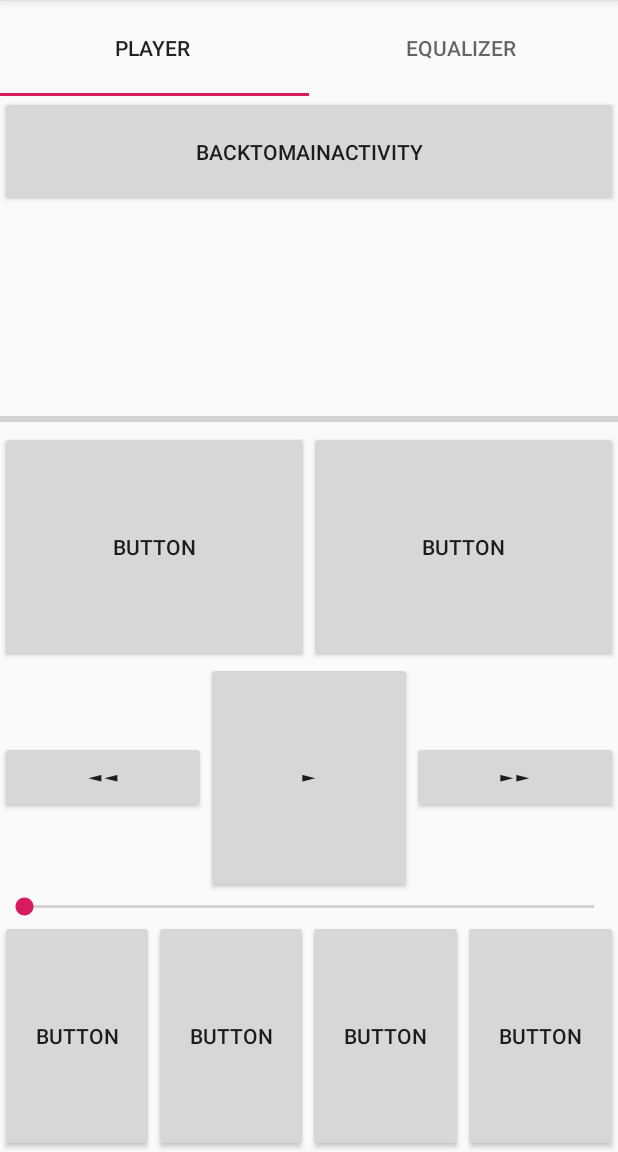
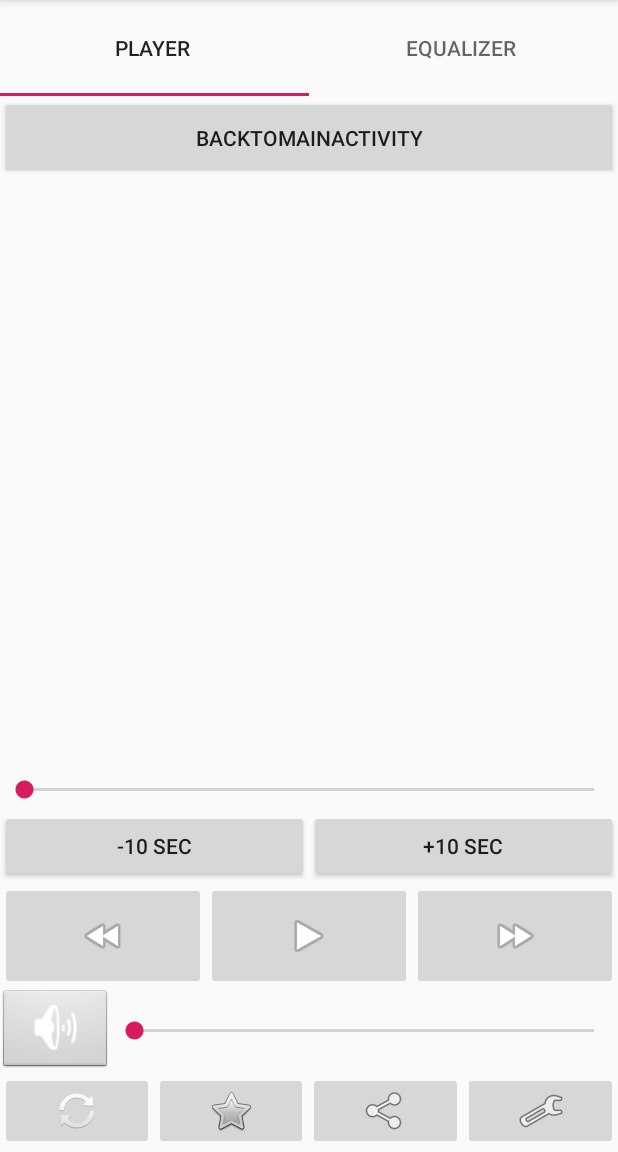
Before and after one commit to JackKetch1686/Suck, an Android app: the FragmentPlayer screen opened directly, with no data from a screen before it, on a phone screen of 412 x 824 dp, the part 84-1236 px from its top. Run offline under Robolectric (Android 15) with nearby library versions, the phone set to English and light mode, and no system bars; 1 statement that could not run was skipped.

Commit message:
better player with view buttons

```diff
--- a/app/src/main/res/layout/fragment_fragment_player.xml
+++ b/app/src/main/res/layout/fragment_fragment_player.xml
@@ -16,74 +16,83 @@
                     android:text="backToMainActivity"
                     android:layout_width="match_parent"
                     android:layout_height="wrap_content" android:id="@+id/backToMainActivity"
-                    android:layout_weight="0.2"/>
+                    android:layout_weight="1"/>
             <ImageView
                     android:layout_width="match_parent"
                     android:layout_height="wrap_content" tools:src="@tools:sample/avatars[12]"
                     android:id="@+id/imageView"
-                    android:layout_weight="1"/>
+                    android:layout_weight="50"/>
         </LinearLayout>
         <LinearLayout
                 android:layout_width="match_parent"
-                android:layout_height="wrap_content" android:layout_weight="1" android:orientation="vertical">
-            <ProgressBar
-                    style="?android:attr/progressBarStyleHorizontal"
+                android:layout_height="wrap_content" android:layout_weight="0.05" android:orientation="vertical">
+            <SeekBar
                     android:layout_width="match_parent"
-                    android:layout_height="wrap_content"
-                    android:id="@+id/progressBar"/>
+                    android:layout_height="wrap_content" android:id="@+id/seekBar2" android:layout_weight="0.2"/>
             <LinearLayout
                     android:orientation="horizontal"
                     android:layout_width="match_parent"
-                    android:layout_height="wrap_content" android:layout_weight="1">
+                    android:layout_height="wrap_content" android:layout_weight="0.01">
                 <Button
-                        android:text="Button"
+                        android:text="-10 sec"
                         android:layout_width="wrap_content"
                         android:layout_height="match_parent" android:id="@+id/button5" android:layout_weight="1"/>
                 <Button
-                        android:text="Button"
+                        android:text="+10 sec"
                         android:layout_width="wrap_content"
                         android:layout_height="match_parent" android:id="@+id/button6" android:layout_weight="1"/>
             </LinearLayout>
             <LinearLayout
                     android:orientation="horizontal"
                     android:layout_width="match_parent"
-                    android:layout_height="wrap_content" android:layout_weight="1">
-                <Button
-                        android:text="◄◄"
+                    android:layout_height="wrap_content" android:layout_weight="0.4">
+                <ImageButton
+                        android:src="@android:drawable/ic_media_rew"
                         android:layout_width="wrap_content"
-                        android:layout_height="wrap_content" android:id="@+id/button" android:layout_weight="1"/>
-                <Button
-                        android:text="►"
+                        android:layout_height="match_parent" android:id="@+id/imageButton7" android:layout_weight="1"/>
+                <ImageButton
+                        android:src="@android:drawable/ic_media_play"
                         android:layout_width="wrap_content"
-                        android:layout_height="match_parent" android:id="@+id/button2" android:layout_weight="1"/>
-                <Button
-                        android:text="►►"
+                        android:layout_height="match_parent" android:id="@+id/imageButton6" android:layout_weight="1"/>
+                <ImageButton
+                        android:src="@android:drawable/ic_media_ff"
                         android:layout_width="wrap_content"
-                        android:layout_height="wrap_content" android:id="@+id/button3" android:layout_weight="1"/>
+                        android:layout_height="match_parent" android:id="@+id/imageButton8" android:layout_weight="1"/>
             </LinearLayout>
-            <SeekBar
-                    android:layout_width="match_parent"
-                    android:layout_height="wrap_content" android:id="@+id/seekBar"/>
             <LinearLayout
                     android:orientation="horizontal"
                     android:layout_width="match_parent"
-                    android:layout_height="wrap_content" android:layout_weight="1">
-                <Button
-                        android:text="Button"
+                    android:layout_height="wrap_content" android:layout_weight="0.2">
+                <ImageView
+                        android:src="@android:drawable/ic_lock_silent_mode_off"
                         android:layout_width="wrap_content"
-                        android:layout_height="match_parent" android:id="@+id/button7" android:layout_weight="1"/>
-                <Button
-                        android:text="Button"
+                        android:layout_height="match_parent" android:id="@+id/imageView3" android:layout_weight="1"
+                        android:background="@android:drawable/btn_default_small"/>
+                <SeekBar
                         android:layout_width="wrap_content"
-                        android:layout_height="match_parent" android:id="@+id/button8" android:layout_weight="1"/>
-                <Button
-                        android:text="Button"
+                        android:layout_height="match_parent" android:id="@+id/seekBar" android:layout_weight="10"/>
+            </LinearLayout>
+            <LinearLayout
+                    android:orientation="horizontal"
+                    android:layout_width="match_parent"
+                    android:layout_height="wrap_content">
+                <ImageButton
+                        android:src="@android:drawable/ic_popup_sync"
                         android:layout_width="wrap_content"
-                        android:layout_height="match_parent" android:id="@+id/button9" android:layout_weight="1"/>
-                <Button
-                        android:text="Button"
+                        android:layout_height="wrap_content" android:id="@+id/imageButton2" android:layout_weight="1"/>
+                <ImageButton
+                        android:src="@android:drawable/btn_star"
                         android:layout_width="wrap_content"
-                        android:layout_height="match_parent" android:id="@+id/button10" android:layout_weight="1"/>
+                        android:layout_height="wrap_content" android:id="@+id/imageButton3" android:layout_weight="1"/>
+                <ImageButton
+                        android:layout_width="wrap_content"
+                        android:layout_height="match_parent" android:id="@+id/imageButton5" android:layout_weight="1"
+                        android:src="@android:drawable/ic_menu_share"
+                />
+                <ImageButton
+                        android:src="@android:drawable/ic_menu_manage"
+                        android:layout_width="wrap_content"
+                        android:layout_height="wrap_content" android:id="@+id/imageButton4" android:layout_weight="1"/>
             </LinearLayout>
         </LinearLayout>
     </LinearLayout>
```
Also changed, not shown: 1 other file.
